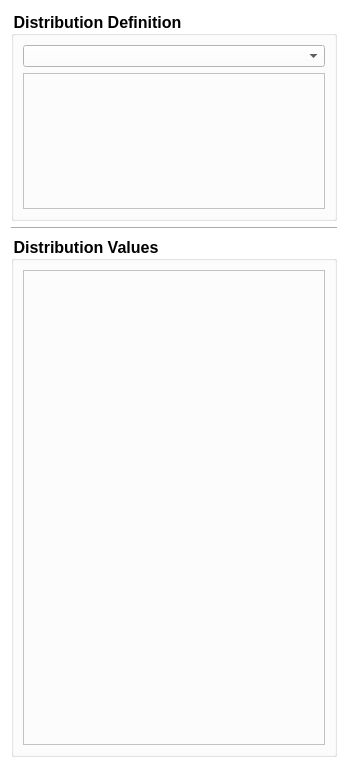
Old version of the form tribgui/_qtdesigner/qdesignIDTables.ui in the repository trhallam/trib.
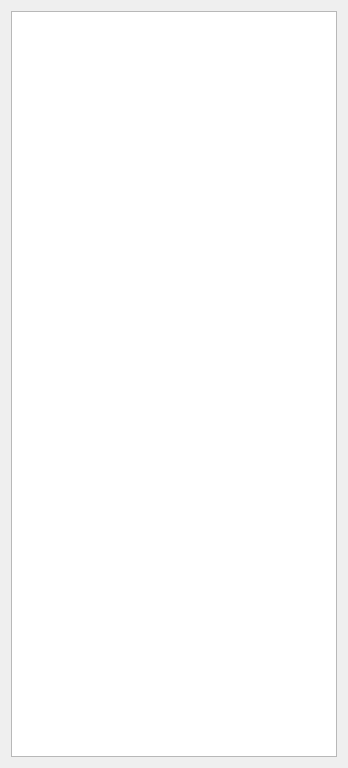
New version of the form. Custom widgets are drawn as their Qt base class.

The edit to the form file:
```diff
--- a/tribgui/_qtdesigner/qdesignIDTables.ui
+++ b/tribgui/_qtdesigner/qdesignIDTables.ui
@@ -20,108 +20,13 @@
    <string>Form</string>
   </property>
   <property name="styleSheet">
-   <string notr="true">background-color: rgb(255, 255, 255);</string>
+   <string notr="true"/>
   </property>
   <layout class="QGridLayout" name="gridLayout">
-   <item row="2" column="0">
-    <widget class="QGroupBox" name="distributionValuesGroup">
-     <property name="minimumSize">
-      <size>
-       <width>250</width>
-       <height>250</height>
-      </size>
-     </property>
-     <property name="font">
-      <font>
-       <pointsize>12</pointsize>
-       <weight>75</weight>
-       <bold>true</bold>
-      </font>
-     </property>
-     <property name="styleSheet">
-      <string notr="true">background-color: rgb(255, 255, 255);</string>
-     </property>
-     <property name="title">
-      <string>Distribution Values</string>
-     </property>
-     <layout class="QGridLayout" name="gridLayout_2">
-      <item row="1" column="0">
-       <widget class="XParameterTableWidget" name="tableWidgetDistrValues">
-        <property name="styleSheet">
-         <string notr="true">selection-color: rgb(93, 87, 107);
-selection-background-color: rgb(139, 218, 249);
-background-color: rgb(252, 252, 252);
-border-color: rgb(93, 87, 107);
-alternate-background-color: rgb(255, 250, 227);
-font: 75 14pt &quot;Arial&quot;;</string>
-        </property>
-       </widget>
-      </item>
-     </layout>
-    </widget>
-   </item>
    <item row="0" column="0">
-    <widget class="QGroupBox" name="distributionDefBox">
-     <property name="minimumSize">
-      <size>
-       <width>250</width>
-       <height>210</height>
-      </size>
-     </property>
-     <property name="maximumSize">
-      <size>
-       <width>16777215</width>
-       <height>210</height>
-      </size>
-     </property>
-     <property name="font">
-      <font>
-       <pointsize>12</pointsize>
-       <weight>75</weight>
-       <bold>true</bold>
-      </font>
-     </property>
+    <widget class="XParameterTableWidget" name="tableWidgetDistrInputs">
      <property name="styleSheet">
-      <string notr="true">background-color: rgb(255, 255, 255);</string>
-     </property>
-     <property name="title">
-      <string>Distribution Definition</string>
-     </property>
-     <layout class="QGridLayout" name="gridLayout_3">
-      <item row="0" column="0">
-       <widget class="QComboBox" name="comboBoxDist">
-        <property name="styleSheet">
-         <string notr="true">selection-color: rgb(93, 87, 107);
-selection-background-color: rgb(139, 218, 249);
-background-color: rgb(252, 252, 252);
-border-color: rgb(93, 87, 107);
-alternate-background-color: rgb(255, 250, 227);
-font: 75 14pt &quot;Arial&quot;;</string>
-        </property>
-        <property name="currentText">
-         <string/>
-        </property>
-       </widget>
-      </item>
-      <item row="1" column="0">
-       <widget class="XParameterTableWidget" name="tableWidgetDistrInputs">
-        <property name="styleSheet">
-         <string notr="true">selection-color: rgb(93, 87, 107);
-selection-background-color: rgb(139, 218, 249);
-background-color: rgb(252, 252, 252);
-border-color: rgb(93, 87, 107);
-alternate-background-color: rgb(255, 250, 227);
-font: 75 14pt &quot;Arial&quot;;</string>
-        </property>
-       </widget>
-      </item>
-     </layout>
-    </widget>
-   </item>
-   <item row="1" column="0">
-    <widget class="Line" name="line">
-     <property name="orientation">
-      <enum>Qt::Horizontal</enum>
+      <string notr="true"/>
      </property>
     </widget>
    </item>
```
